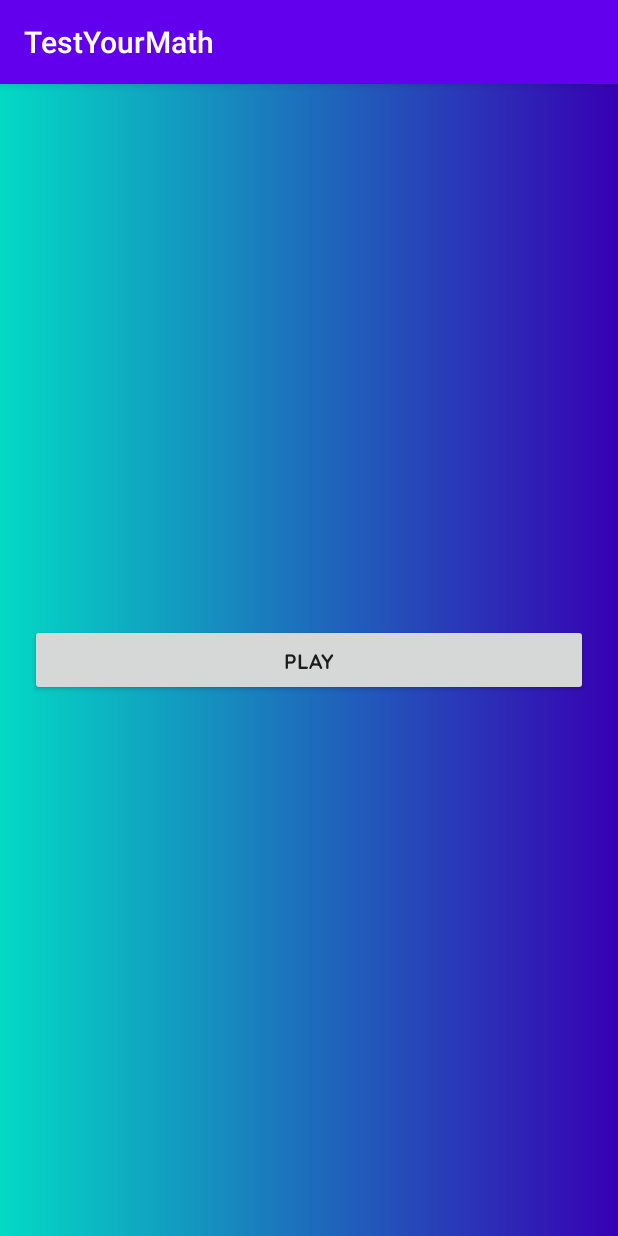
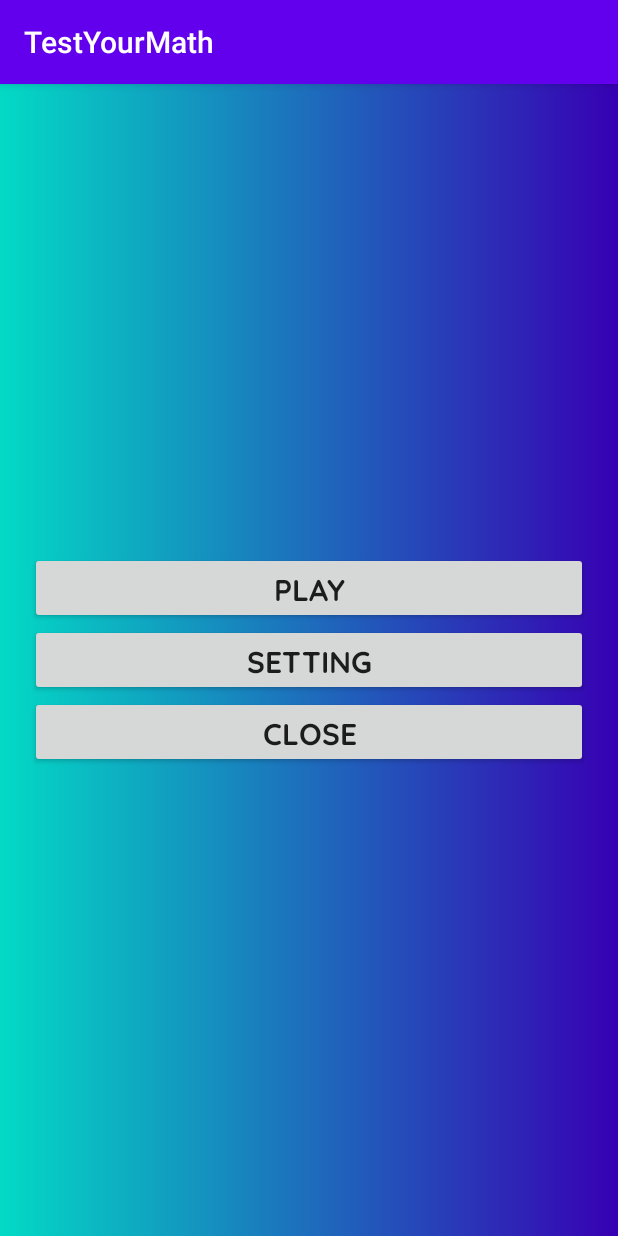
Before and after one commit to prathmesh1199/TestYourMath, an Android app: the screen it shows after launch (MainActivity), on a phone screen of 412 x 824 dp. Run offline under Robolectric (Android 15) with nearby library versions, the phone set to English and light mode, and no system bars; Roboto replaces fonts that are not available here.

Commit message:
main ui changes .setting and close button add.

```diff
--- a/app/src/main/java/com/example/testyourmath/MainActivity.java
+++ b/app/src/main/java/com/example/testyourmath/MainActivity.java
@@ -32,4 +32,7 @@ public class MainActivity extends AppCompatActivity {
         Intent intent = new Intent(this , Easy.class);
         startActivity(intent);
     }
+
+    public void OnSettingClick(View view) {
+    }
 }
--- a/app/src/main/res/layout/activity_main.xml
+++ b/app/src/main/res/layout/activity_main.xml
@@ -13,10 +13,34 @@
         android:layout_width="match_parent"
         android:layout_height="wrap_content"
         android:text="Play"
-        android:layout_centerInParent="true"
+        android:textSize="20dp"
+
+        android:layout_above="@id/btn_Setting"
         android:fontFamily="@font/quicksand_bold"
         android:onClick="OnPlayClick"
         ></Button>
 
+    <Button
+        android:id="@+id/btn_Setting"
+        android:layout_width="match_parent"
+        android:layout_height="wrap_content"
+        android:text="Setting"
+        android:textSize="20dp"
+        android:layout_centerInParent="true"
 
+        android:fontFamily="@font/quicksand_bold"
+        android:onClick="OnSettingClick"
+        ></Button>
+
+    <Button
+        android:id="@+id/btn_Close"
+        android:layout_width="match_parent"
+        android:layout_height="wrap_content"
+        android:text="Close"
+        android:gravity="center"
+        android:textSize="20dp"
+        android:layout_below="@id/btn_Setting"
+        android:fontFamily="@font/quicksand_bold"
+        android:onClick="OnSettingClick"
+        ></Button>
 </RelativeLayout>
```
